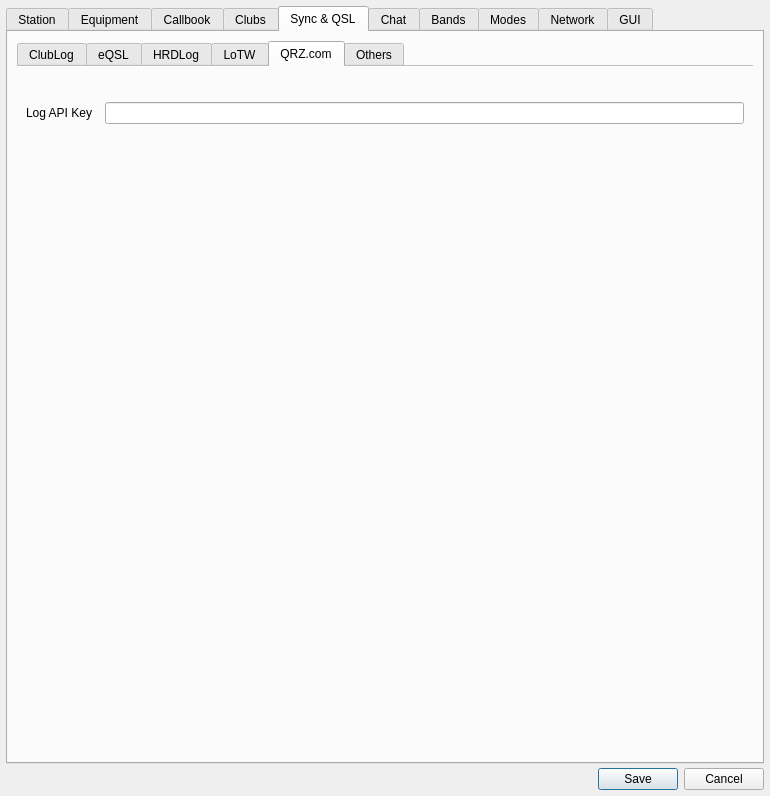
Above: ui/SettingsDialog.ui from foldynl/QLog before the change. Below: the same form after it.
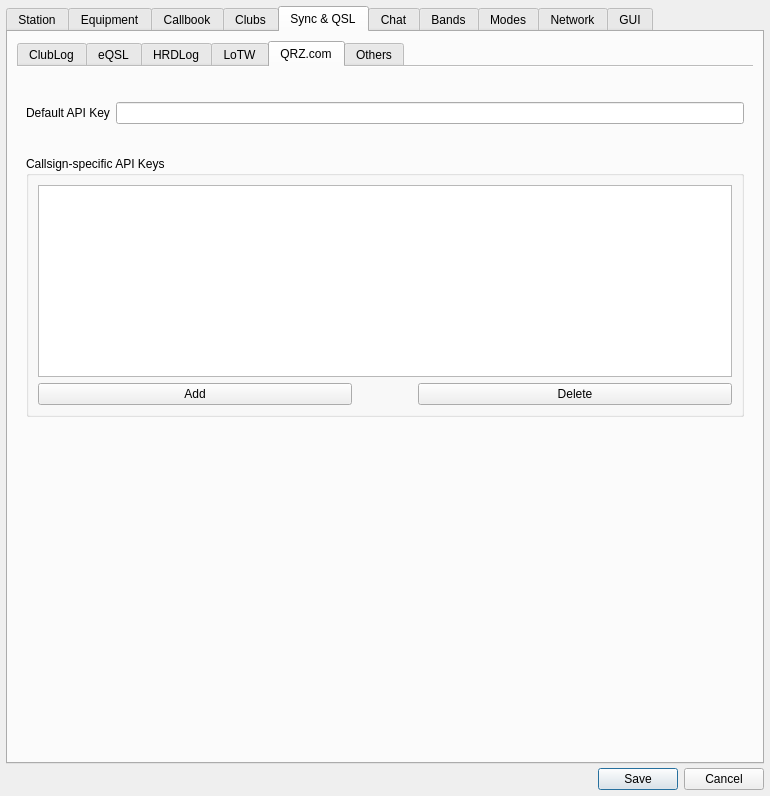
That is the form after the change. The open tabs and pages were chosen to show the change. Icons and pictures are not drawn. Custom widgets are drawn as their Qt base class.

Patch:
```diff
--- a/ui/SettingsDialog.ui
+++ b/ui/SettingsDialog.ui
@@ -3651,10 +3651,26 @@
            <string>QRZ.com</string>
           </attribute>
           <layout class="QFormLayout" name="formLayout_4">
+           <item row="0" column="1">
+            <spacer name="verticalSpacer_9">
+             <property name="orientation">
+              <enum>Qt::Vertical</enum>
+             </property>
+             <property name="sizeType">
+              <enum>QSizePolicy::Fixed</enum>
+             </property>
+             <property name="sizeHint" stdset="0">
+              <size>
+               <width>20</width>
+               <height>20</height>
+              </size>
+             </property>
+            </spacer>
+           </item>
            <item row="1" column="0">
             <widget class="QLabel" name="qrzApiKeyLabel">
              <property name="text">
-              <string>Log API Key  </string>
+              <string>Default API Key</string>
              </property>
             </widget>
            </item>
@@ -3665,23 +3681,7 @@
              </property>
             </widget>
            </item>
-           <item row="0" column="1">
-            <spacer name="verticalSpacer_9">
-             <property name="orientation">
-              <enum>Qt::Vertical</enum>
-             </property>
-             <property name="sizeType">
-              <enum>QSizePolicy::Fixed</enum>
-             </property>
-             <property name="sizeHint" stdset="0">
-              <size>
-               <width>20</width>
-               <height>20</height>
-              </size>
-             </property>
-            </spacer>
-           </item>
-           <item row="2" column="1">
+           <item row="4" column="1">
             <spacer name="verticalSpacer_11">
              <property name="orientation">
               <enum>Qt::Vertical</enum>
@@ -3694,6 +3694,93 @@
              </property>
             </spacer>
            </item>
+           <item row="3" column="0" colspan="2">
+            <widget class="QGroupBox" name="groupBox_5">
+             <property name="title">
+              <string>Callsign-specific API Keys</string>
+             </property>
+             <layout class="QVBoxLayout" name="verticalLayout_16">
+              <item>
+               <widget class="QTableView" name="qrzCallsignApiKeyTableView">
+                <property name="alternatingRowColors">
+                 <bool>true</bool>
+                </property>
+                <property name="selectionMode">
+                 <enum>QAbstractItemView::SingleSelection</enum>
+                </property>
+                <property name="verticalScrollMode">
+                 <enum>QAbstractItemView::ScrollPerPixel</enum>
+                </property>
+                <property name="horizontalScrollMode">
+                 <enum>QAbstractItemView::ScrollPerPixel</enum>
+                </property>
+                <attribute name="horizontalHeaderMinimumSectionSize">
+                 <number>300</number>
+                </attribute>
+                <attribute name="horizontalHeaderStretchLastSection">
+                 <bool>true</bool>
+                </attribute>
+                <attribute name="verticalHeaderVisible">
+                 <bool>false</bool>
+                </attribute>
+               </widget>
+              </item>
+              <item>
+               <layout class="QHBoxLayout" name="horizontalLayout_34">
+                <property name="bottomMargin">
+                 <number>0</number>
+                </property>
+                <item>
+                 <widget class="QPushButton" name="qrzCallsignApiKeyAddButton">
+                  <property name="text">
+                   <string>Add</string>
+                  </property>
+                 </widget>
+                </item>
+                <item>
+                 <spacer name="horizontalSpacer_7">
+                  <property name="orientation">
+                   <enum>Qt::Horizontal</enum>
+                  </property>
+                  <property name="sizeType">
+                   <enum>QSizePolicy::Maximum</enum>
+                  </property>
+                  <property name="sizeHint" stdset="0">
+                   <size>
+                    <width>60</width>
+                    <height>20</height>
+                   </size>
+                  </property>
+                 </spacer>
+                </item>
+                <item>
+                 <widget class="QPushButton" name="qrzCallsignApiKeyDelButton">
+                  <property name="text">
+                   <string>Delete</string>
+                  </property>
+                 </widget>
+                </item>
+               </layout>
+              </item>
+             </layout>
+            </widget>
+           </item>
+           <item row="2" column="0">
+            <spacer name="verticalSpacer_20">
+             <property name="orientation">
+              <enum>Qt::Vertical</enum>
+             </property>
+             <property name="sizeType">
+              <enum>QSizePolicy::Maximum</enum>
+             </property>
+             <property name="sizeHint" stdset="0">
+              <size>
+               <width>20</width>
+               <height>20</height>
+              </size>
+             </property>
+            </spacer>
+           </item>
           </layout>
          </widget>
          <widget class="QWidget" name="othersTab">
```
Left out of the diff: 37 changed lines with no effect on the pictures.
